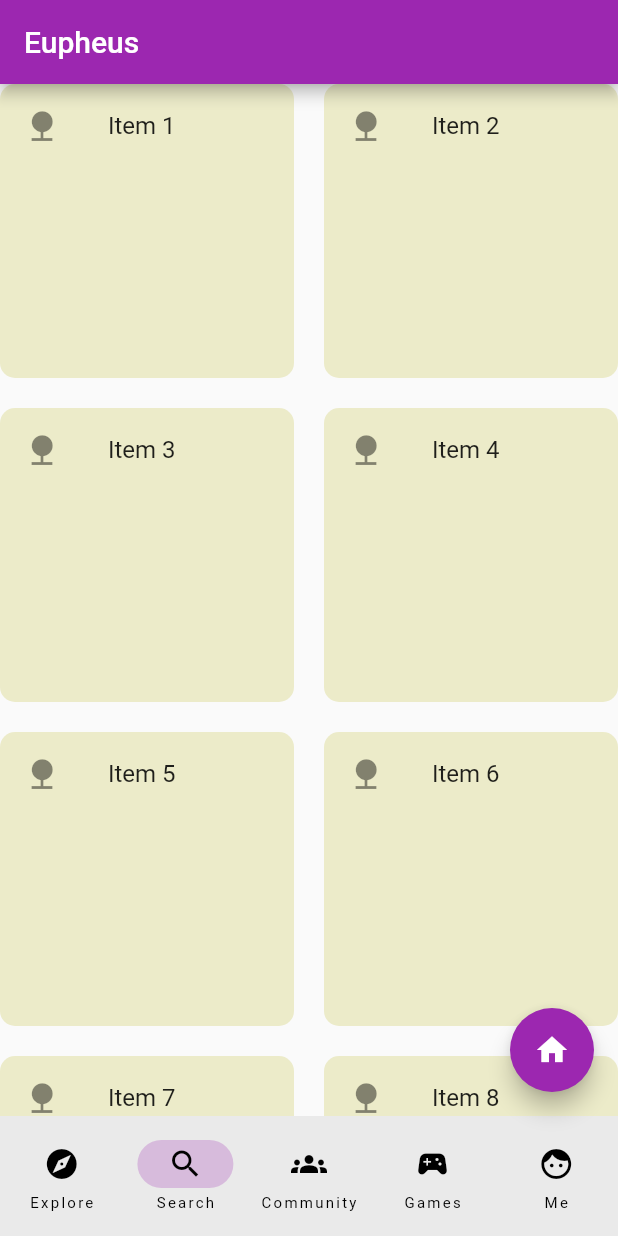
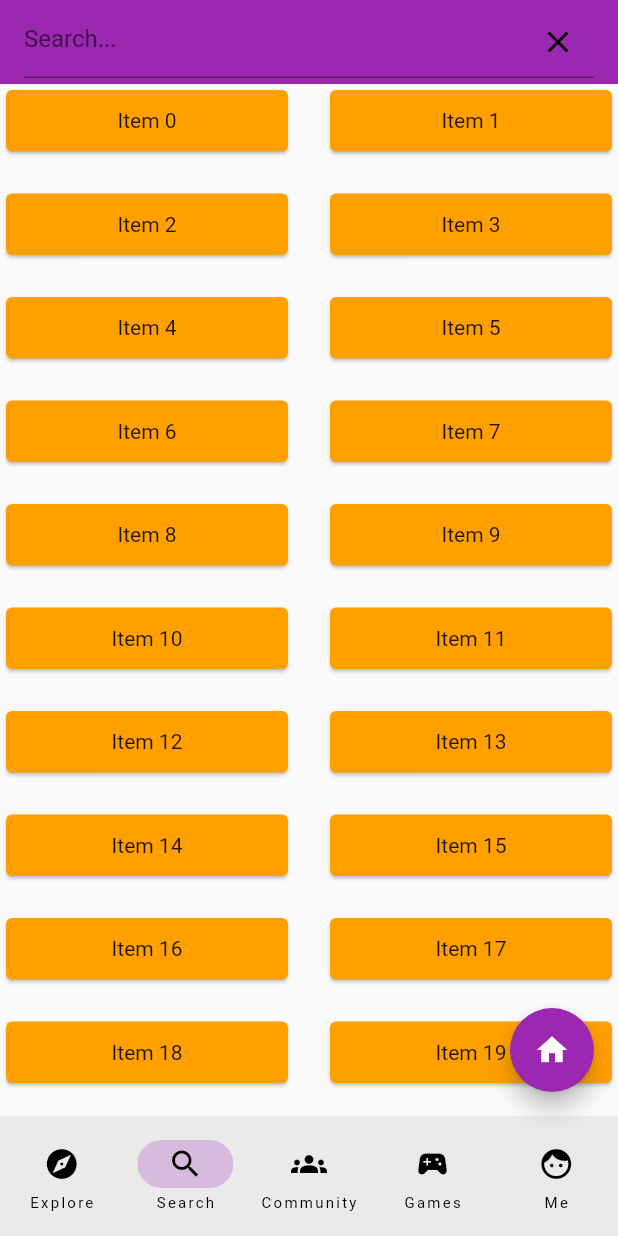
Before and after one commit to TY0018/eupheus_app, a Flutter app: the screen it shows after launch, item 2 of the bottom bar chosen, on a phone screen of 412 x 824 dp. Run offline on Flutter 3.47's test engine with Material 2 defaults, Android fonts, the phone set to English and light mode, and no system bars; our stand-ins replace flutter_native_splash.

Commit message:
add searchbar and slivers for grid items in search page

```diff
--- a/lib/main.dart
+++ b/lib/main.dart
@@ -3,6 +3,7 @@ import 'package:eupheus_app/search.dart';
 import 'package:flutter/material.dart';
 import 'package:flutter/rendering.dart';
 import 'package:flutter_native_splash/flutter_native_splash.dart';
+import 'dart:math';
 
 void main() {
   WidgetsBinding widgetsBinding = WidgetsFlutterBinding.ensureInitialized();
@@ -43,9 +44,9 @@ class _RootPageState extends State<RootPage> {
   @override
   Widget build(BuildContext context) {
     return Scaffold(
-        appBar: AppBar(
-          title: Text('Eupheus'),
-          ),
+        // appBar: AppBar(
+        //   title: Text('Eupheus'),
+        //   ),
         body: pages[currentPage],
         floatingActionButton: FloatingActionButton(   // dk if we want to keep
           onPressed: () {},
--- a/lib/search.dart
+++ b/lib/search.dart
@@ -1,3 +1,5 @@
+import 'dart:math';
+
 import 'package:eupheus_app/sustainability.dart';
 import 'package:flutter/material.dart';
 import 'package:flutter/src/painting/rounded_rectangle_border.dart';
@@ -9,41 +11,114 @@ class Search extends StatelessWidget {
 
   @override
   Widget build(BuildContext context) {
-    return Scaffold(
-      body: GridView.builder(
-        key:key,
-        gridDelegate: const SliverGridDelegateWithFixedCrossAxisCount(
-          crossAxisCount: 2,
-          crossAxisSpacing: 20.0,
-          mainAxisSpacing: 20.0,
-        ),
-        scrollDirection: Axis.vertical,
-        itemCount: itemCount,
-        itemBuilder: (BuildContext context, int index) {
-          return ListTile(
-            title: Text('Item ${(index + 1)}'), // to change to actual topics
-            leading: const Icon(Icons.nature),
-            tileColor: Color.fromARGB(238, 235, 234, 198),
-            shape: CustomRoundedRectangleBorder(borderRadius: BorderRadius.circular(10.0)),
-            onTap: () {
-              debugPrint("enter topic widget");
-            },
-          );
-        },
-      ),
-    );
+    return Container(
+      child: SearchBar());
+
   }
 }
 
-class CustomRoundedRectangleBorder extends RoundedRectangleBorder {
-  const CustomRoundedRectangleBorder({
-    side = BorderSide.none,
-    borderRadius = BorderRadius.zero,
-  }) : super(side: side, borderRadius: borderRadius);
+class SearchBar extends StatefulWidget {
+  const SearchBar ({super.key});
 
   @override
-  Path getOuterPath(Rect rect, {TextDirection? textDirection}) {
-    return Path()
-      ..addRRect(borderRadius.resolve(textDirection).toRRect(rect));
-  }
+  State<SearchBar > createState() => _SearchBarState();
 }
+
+class _SearchBarState extends State<SearchBar> {
+  final TextEditingController _searchController = TextEditingController();
+  final List _gridItems = List.generate(20, (i) => "Item $i");
+
+  @override
+  // ignore: dead_code
+  Widget build(BuildContext context) {
+    return CustomScrollView(
+  slivers: [
+    // Add a floating search bar to the app
+    SliverAppBar(
+      floating: true,
+      // Use a Material design search bar
+      title: TextField(
+        controller: _searchController,
+        decoration: InputDecoration(
+          hintText: 'Search...',
+          // Add a clear button to the search bar
+          suffixIcon: IconButton(
+            icon: Icon(Icons.clear, color: Colors.black,),
+            onPressed: () => _searchController.clear(),
+          ),
+        ),
+      ),
+),
+
+SliverGrid(
+  gridDelegate: const SliverGridDelegateWithFixedCrossAxisCount(
+    childAspectRatio: 4.0,
+    crossAxisCount: 2,
+    crossAxisSpacing: 20.0,
+    mainAxisSpacing: 20.0,
+  ),
+  delegate: SliverChildBuilderDelegate(
+              (context, index) {
+                return Card(
+                  // generate blues with random shades
+                  color: Colors.amber[Random().nextInt(9) * 100],
+                  child: Container(
+                    alignment: Alignment.center,
+                    child: Text(_gridItems[index]),
+                  ),
+                );
+              },
+              childCount: _gridItems.length,
+            ),
+          ),
+    // scrollDirection: Axis.vertical,
+        // itemCount: itemCount,
+        // itemBuilder: (BuildContext context, int index) {
+        //   return ListTile(
+        //     title: Text('Item ${(index + 1)}'), // to change to actual topics
+        //     leading: const Icon(Icons.nature),
+        //     tileColor: Color.fromARGB(238, 235, 234, 198),
+        //     shape: CustomRoundedRectangleBorder(borderRadius: BorderRadius.circular(10.0)),
+        //     onTap: () {
+        //       debugPrint("enter topic widget");
+        //     },
+        //   );
+        // },
+      ]);
+}}
+
+
+// GridView.builder(
+//         key:key,
+//         gridDelegate: const SliverGridDelegateWithFixedCrossAxisCount(
+//           crossAxisCount: 2,
+//           crossAxisSpacing: 20.0,
+//           mainAxisSpacing: 20.0,
+//         ),
+//         scrollDirection: Axis.vertical,
+//         itemCount: itemCount,
+//         itemBuilder: (BuildContext context, int index) {
+//           return ListTile(
+//             title: Text('Item ${(index + 1)}'), // to change to actual topics
+//             leading: const Icon(Icons.nature),
+//             tileColor: Color.fromARGB(238, 235, 234, 198),
+//             shape: CustomRoundedRectangleBorder(borderRadius: BorderRadius.circular(10.0)),
+//             onTap: () {
+//               debugPrint("enter topic widget");
+//             },
+//           );
+//         },
+//       )
+
+// class CustomRoundedRectangleBorder extends RoundedRectangleBorder {
+//   const CustomRoundedRectangleBorder({
+//     side = BorderSide.none,
+//     borderRadius = BorderRadius.zero,
+//   }) : super(side: side, borderRadius: borderRadius);
+
+//   @override
+//   Path getOuterPath(Rect rect, {TextDirection? textDirection}) {
+//     return Path()
+//       ..addRRect(borderRadius.resolve(textDirection).toRRect(rect));
+//   }
+// }
```
